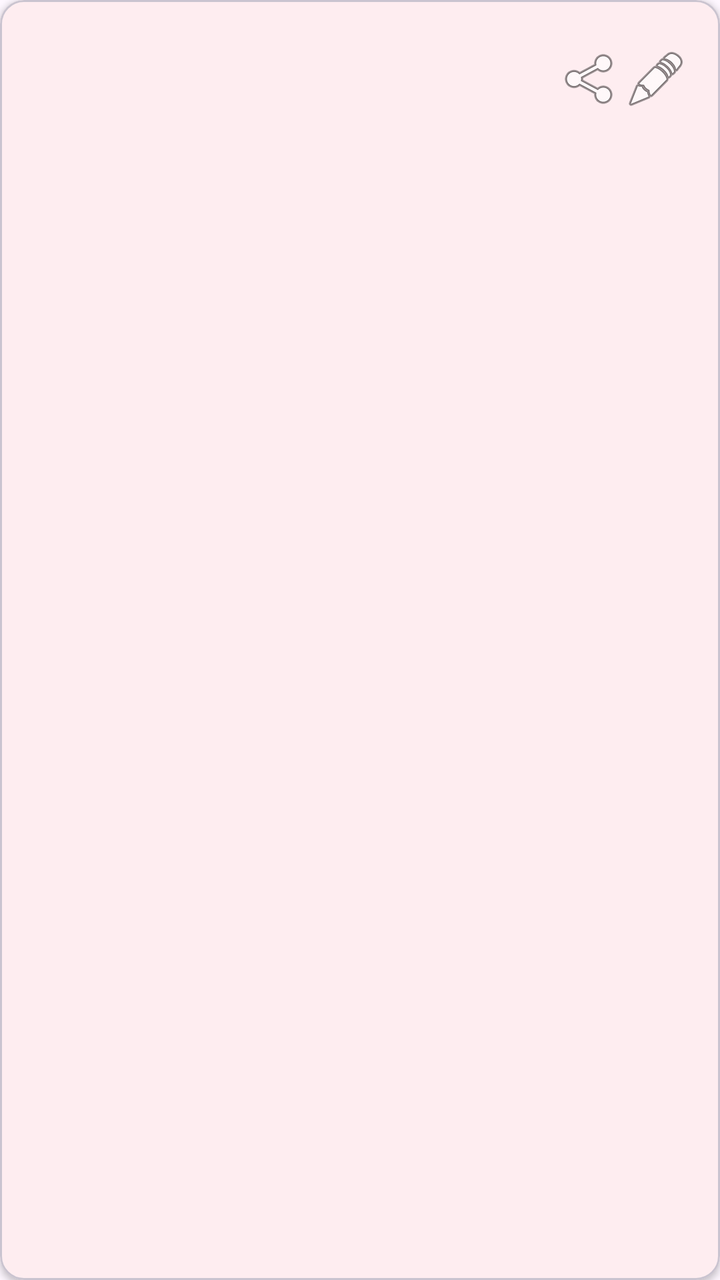
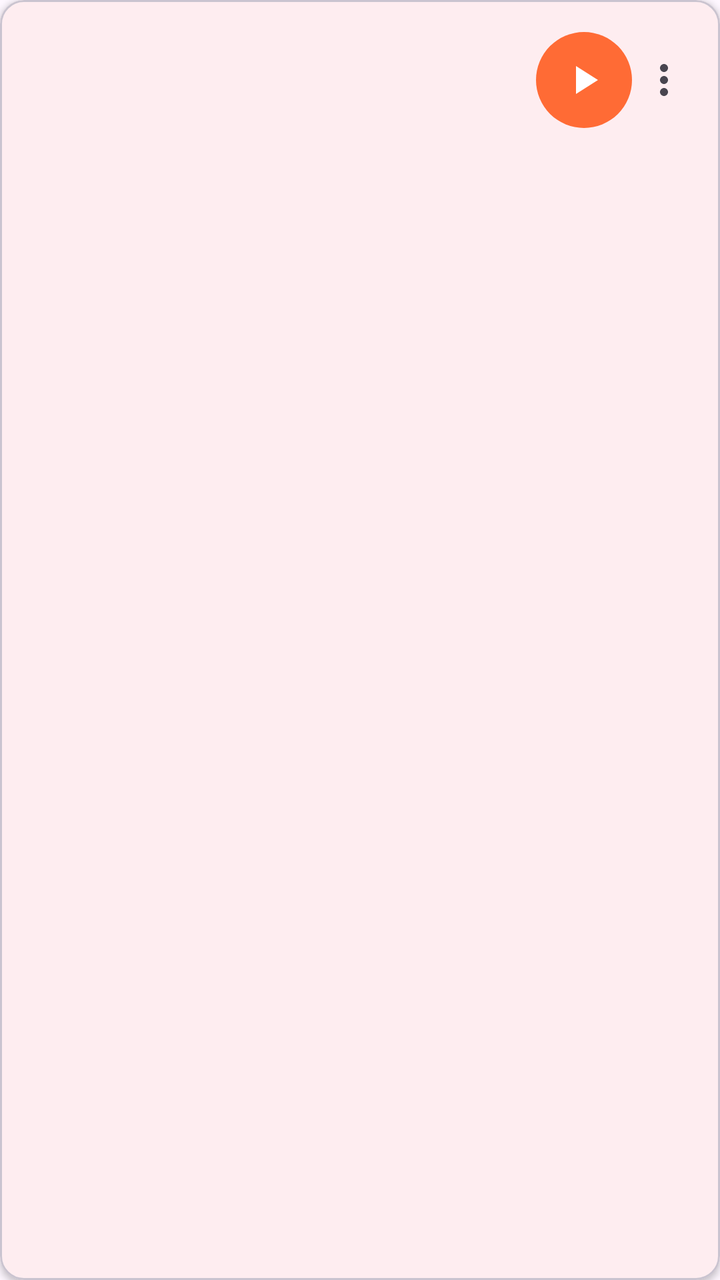

An Android layout rendered at two revisions. The XML below is the earlier revision; the diff shows what the commit changed to produce the second picture.
<!-- AndroidManifest.xml: application theme Theme.IronQuest -->
<!-- res/layout/item_rutina.xml -->
<?xml version="1.0" encoding="utf-8"?>
<com.google.android.material.card.MaterialCardView xmlns:android="http://schemas.android.com/apk/res/android"
    xmlns:app="http://schemas.android.com/apk/res-auto"
    android:layout_width="match_parent"
    android:layout_height="wrap_content"
    android:layout_margin="8dp"
    app:cardElevation="2dp">

    <LinearLayout
        android:layout_width="match_parent"
        android:layout_height="wrap_content"
        android:orientation="horizontal"
        android:gravity="center_vertical"
        android:padding="16dp">

        <LinearLayout
            android:layout_width="0dp"
            android:layout_height="wrap_content"
            android:layout_weight="1"
            android:orientation="vertical">

            <TextView
                android:id="@+id/text_nombre_rutina"
                android:layout_width="match_parent"
                android:layout_height="wrap_content"
                android:textSize="18sp"
                android:textStyle="bold" />

            <TextView
                android:id="@+id/text_resumen_rutina"
                android:layout_width="match_parent"
                android:layout_height="wrap_content"
                android:textSize="14sp"
                android:layout_marginTop="4dp" />
        </LinearLayout>

        <ImageButton
            android:id="@+id/button_compartir_rutina"
            android:layout_width="wrap_content"
            android:layout_height="wrap_content"
            android:background="?attr/selectableItemBackgroundBorderless"
            android:contentDescription="Compartir rutina"
            android:src="@android:drawable/ic_menu_share" />

        <ImageButton
            android:id="@+id/button_editar_rutina"
            android:layout_width="wrap_content"
            android:layout_height="wrap_content"
            android:background="?attr/selectableItemBackgroundBorderless"
            android:contentDescription="Editar rutina"
            android:src="@android:drawable/ic_menu_edit" />

    </LinearLayout>

</com.google.android.material.card.MaterialCardView>
<!-- resources referenced by this layout -->
<resources>
  <style name="Theme.IronQuest" parent="Theme.Material3.DayNight.NoActionBar">
          <item name="colorPrimary">@color/ironquest_orange</item>
          <item name="colorOnPrimary">@color/ironquest_on_orange</item>
          <item name="colorPrimaryContainer">@color/ironquest_orange_container</item>
          <item name="colorOnPrimaryContainer">@color/ironquest_on_orange_container</item>
          <item name="colorSecondary">@color/ironquest_orange_dark</item>
          <item name="colorOnSecondary">@color/ironquest_on_orange</item>
          <item name="colorSecondaryContainer">@color/ironquest_orange_light</item>
          <item name="colorOnSecondaryContainer">@color/ironquest_on_orange_container</item>
          <item name="colorTertiary">@color/ironquest_orange_dark</item>
      </style>
  <color name="ironquest_orange">#FF6B35</color>
  <color name="ironquest_on_orange">#FFFFFF</color>
  <color name="ironquest_orange_container">#FFDBCE</color>
  <color name="ironquest_on_orange_container">#3A0D00</color>
  <color name="ironquest_orange_dark">#E8571F</color>
  <color name="ironquest_orange_light">#FFB199</color>
</resources>

<!-- the commit's change to res/layout/item_rutina.xml (unified diff, before → after) -->
@@ -35,20 +35,22 @@
         </LinearLayout>
 
         <ImageButton
-            android:id="@+id/button_compartir_rutina"
+            android:id="@+id/button_iniciar_rutina"
+            android:layout_width="48dp"
+            android:layout_height="48dp"
+            android:layout_marginEnd="4dp"
+            android:padding="12dp"
+            android:background="@drawable/bg_boton_play"
+            android:contentDescription="Iniciar rutina"
+            android:src="@drawable/ic_play" />
+
+        <ImageButton
+            android:id="@+id/button_mas_opciones_rutina"
             android:layout_width="wrap_content"
             android:layout_height="wrap_content"
             android:background="?attr/selectableItemBackgroundBorderless"
-            android:contentDescription="Compartir rutina"
-            android:src="@android:drawable/ic_menu_share" />
-
-        <ImageButton
-            android:id="@+id/button_editar_rutina"
-            android:layout_width="wrap_content"
-            android:layout_height="wrap_content"
-            android:background="?attr/selectableItemBackgroundBorderless"
-            android:contentDescription="Editar rutina"
-            android:src="@android:drawable/ic_menu_edit" />
+            android:contentDescription="Más opciones"
+            android:src="@drawable/ic_more_vert" />
 
     </LinearLayout>
 
<!-- resource entries referenced after the edit -->
@@ -1,5 +1,31 @@
 <!-- resources referenced by this layout -->
 <resources>
+  <!-- drawable bg_boton_play (drawable) -->
+  <?xml version="1.0" encoding="utf-8"?>
+  <shape xmlns:android="http://schemas.android.com/apk/res/android" android:shape="oval">
+      <solid android:color="@color/ironquest_orange" />
+  </shape>
+  <!-- drawable ic_more_vert (drawable) -->
+  <vector xmlns:android="http://schemas.android.com/apk/res/android"
+      android:width="24dp"
+      android:height="24dp"
+      android:viewportWidth="24"
+      android:viewportHeight="24"
+      android:tint="?attr/colorControlNormal">
+      <path
+          android:fillColor="@android:color/white"
+          android:pathData="M12,8c1.1,0 2,-0.9 2,-2s-0.9,-2 -2,-2 -2,0.9 -2,2 0.9,2 2,2zM12,10c-1.1,0 -2,0.9 -2,2s0.9,2 2,2 2,-0.9 2,-2 -0.9,-2 -2,-2zM12,16c-1.1,0 -2,0.9 -2,2s0.9,2 2,2 2,-0.9 2,-2 -0.9,-2 -2,-2z" />
+  </vector>
+  <!-- drawable ic_play (drawable) -->
+  <vector xmlns:android="http://schemas.android.com/apk/res/android"
+      android:width="24dp"
+      android:height="24dp"
+      android:viewportWidth="24"
+      android:viewportHeight="24">
+      <path
+          android:fillColor="@android:color/white"
+          android:pathData="M8,5v14l11,-7z" />
+  </vector>
   <style name="Theme.IronQuest" parent="Theme.Material3.DayNight.NoActionBar">
           <item name="colorPrimary">@color/ironquest_orange</item>
           <item name="colorOnPrimary">@color/ironquest_on_orange</item>
